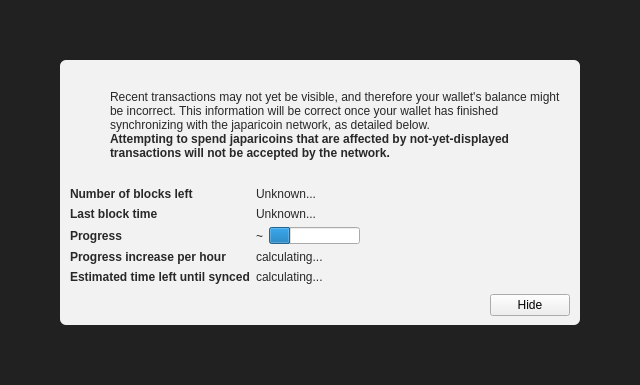
Old version of the form src/qt/forms/modaloverlay.ui in the repository japaricoin/japaricoin.
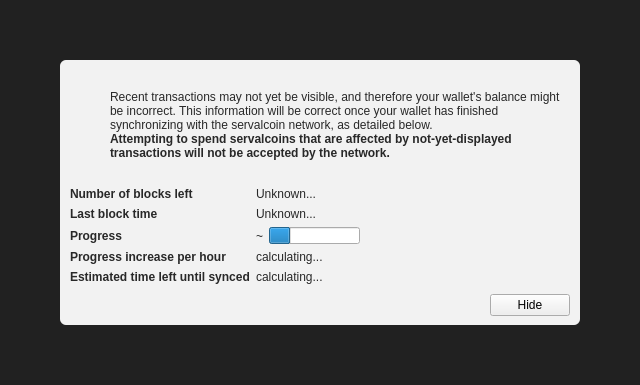
New version of the form. Icons and pictures are not drawn. Custom widgets are drawn as their Qt base class.

Commit message: japaricoin -> servalcoin LTC -> XSC

Patch:
```diff
--- a/src/qt/forms/modaloverlay.ui
+++ b/src/qt/forms/modaloverlay.ui
@@ -130,7 +130,7 @@
              <item>
               <widget class="QLabel" name="infoText">
                <property name="text">
-                <string>Recent transactions may not yet be visible, and therefore your wallet's balance might be incorrect. This information will be correct once your wallet has finished synchronizing with the japaricoin network, as detailed below.</string>
+                <string>Recent transactions may not yet be visible, and therefore your wallet's balance might be incorrect. This information will be correct once your wallet has finished synchronizing with the servalcoin network, as detailed below.</string>
                </property>
                <property name="textFormat">
                 <enum>Qt::RichText</enum>
@@ -149,7 +149,7 @@
                 </font>
                </property>
                <property name="text">
-                <string>Attempting to spend japaricoins that are affected by not-yet-displayed transactions will not be accepted by the network.</string>
+                <string>Attempting to spend servalcoins that are affected by not-yet-displayed transactions will not be accepted by the network.</string>
                </property>
                <property name="textFormat">
                 <enum>Qt::RichText</enum>
```
The commit also changes 205 other files.
